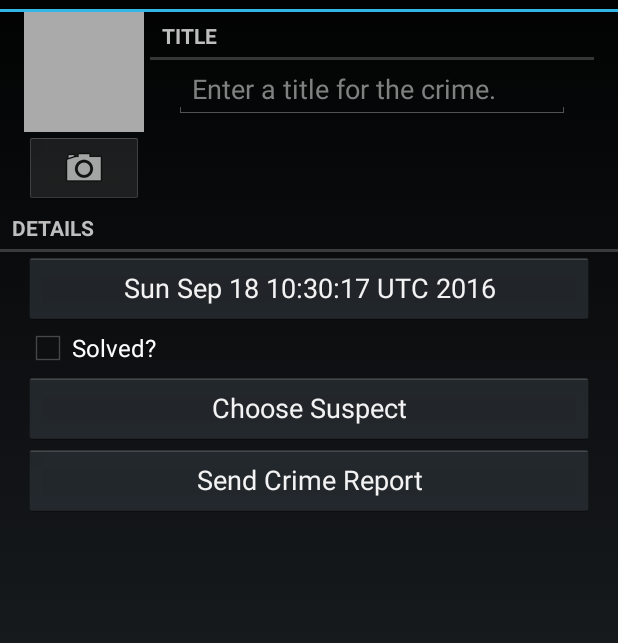
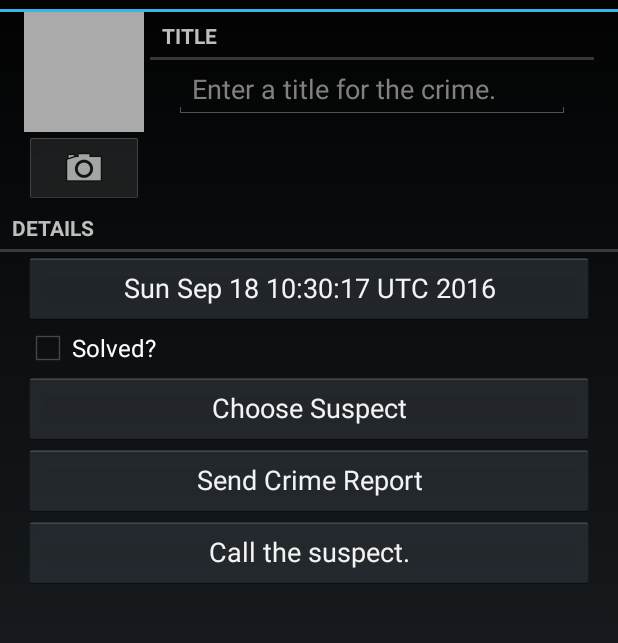
Before and after one commit to StudentWan/CriminalIntent, an Android app: the screen it shows after launch (CrimePagerActivity), in the options menu, after a tap on "New Crime", on a phone screen of 412 x 824 dp, the part 60-703 px from its top. Run offline under Robolectric (Android 15) with nearby library versions, the phone set to English and light mode, and no system bars; 1 statement that could not run was skipped.

Commit message:
Call suspects

```diff
--- a/CriminalIntent/app/src/main/AndroidManifest.xml
+++ b/CriminalIntent/app/src/main/AndroidManifest.xml
@@ -28,6 +28,7 @@
 
     </application>
 
+    <uses-permission android:name="android.permission.READ_CONTACTS"/>
     <uses-permission android:name="android.permission.CAMERA"/>
     <uses-feature android:name="android.hardware.camera"/>
 
--- a/CriminalIntent/app/src/main/java/com/wanbenyu/criminalintent/Crime.java
+++ b/CriminalIntent/app/src/main/java/com/wanbenyu/criminalintent/Crime.java
@@ -20,6 +20,7 @@ public class Crime {
     private static final String JSON_DATE = "date";
     private static final String JSON_PHOTO = "photo";
     private static final String JSON_SUSPECT = "suspect";
+    private static final String JSON_PHONENUMBER = "phonenumber";
 
     private UUID mId;
     private String mTitle;
@@ -27,6 +28,7 @@ public class Crime {
     private boolean mSolved;
     private Photo mPhoto;
     private String mSuspect;
+    private String mPhoneNumber;
 
     public Crime(){
 
@@ -45,6 +47,8 @@ public class Crime {
             mPhoto = new Photo(json.getJSONObject(JSON_PHOTO));
         if(json.has(JSON_SUSPECT))
             mSuspect = json.getString(JSON_SUSPECT);
+        if(json.has(JSON_PHONENUMBER))
+            mPhoneNumber = json.getString(JSON_PHONENUMBER);
     }
 
     public JSONObject toJSON() throws JSONException{
@@ -56,6 +60,7 @@ public class Crime {
         if(mPhoto != null)
             json.put(JSON_PHOTO,mPhoto.toJSON());
         json.put(JSON_SUSPECT,mSuspect);
+        json.put(JSON_PHONENUMBER,mPhoneNumber);
         return json;
     }
 
@@ -111,4 +116,12 @@ public class Crime {
     public void setSuspect(String suspect) {
         mSuspect = suspect;
     }
+
+    public String getPhoneNumber() {
+        return mPhoneNumber;
+    }
+
+    public void setPhoneNumber(String phoneNumber) {
+        mPhoneNumber = phoneNumber;
+    }
 }
--- a/CriminalIntent/app/src/main/res/layout-land/fragment_crime.xml
+++ b/CriminalIntent/app/src/main/res/layout-land/fragment_crime.xml
@@ -100,5 +100,12 @@
             android:layout_weight="1"
             android:text="@string/crime_report_text"/>
     </LinearLayout>
+    <Button
+        android:id="@+id/suspect_phone"
+        android:layout_width="match_parent"
+        android:layout_height="wrap_content"
+        android:layout_marginLeft="16dp"
+        android:layout_marginRight="16dp"
+        android:text="@string/call_suspect"/>
 </LinearLayout>
 </ScrollView>
--- a/CriminalIntent/app/src/main/res/layout/fragment_crime.xml
+++ b/CriminalIntent/app/src/main/res/layout/fragment_crime.xml
@@ -84,5 +84,12 @@
         android:layout_marginLeft="16dp"
         android:layout_marginRight="16dp"
         android:text="@string/crime_report_text"/>
+    <Button
+        android:id="@+id/suspect_phone"
+        android:layout_width="match_parent"
+        android:layout_height="wrap_content"
+        android:layout_marginLeft="16dp"
+        android:layout_marginRight="16dp"
+        android:text="@string/call_suspect"/>
 
 </LinearLayout>
--- a/CriminalIntent/app/src/main/res/values/strings.xml
+++ b/CriminalIntent/app/src/main/res/values/strings.xml
@@ -26,4 +26,6 @@
     <string name="crime_report_suspect">The suspect is %s.</string>
     <string name="crime_report_subject">CriminalIntent Crime Report</string>
     <string name="send_report">Send crime report via</string>
+    <string name="choose_app">Choose app:</string>
+    <string name="call_suspect">Call the suspect.</string>
 </resources>
```
Also changed, not shown: CriminalIntent/app/src/main/java/com/wanbenyu/criminalintent/CrimeFragment.java (+31 -14 lines), 74 other files.
